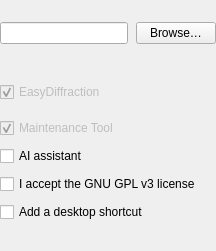
This is tools/installer/AssistantForm.ui in enhantica/edi as Qt 5 draws it before an edit. The edited form follows.
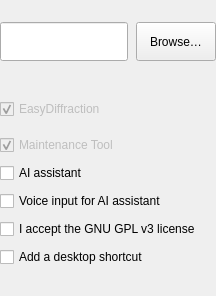
This is the edited form.

Commit message: Voice input preview build

```diff
--- a/tools/installer/AssistantForm.ui
+++ b/tools/installer/AssistantForm.ui
@@ -93,6 +93,14 @@
      <property name="visible">
       <bool>false</bool>
      </property>
+     <!-- Never shorter than the field and Browse (37 px inside a 1 px border, Installer.qss), so the space line
+          under it cannot overlap them. -->
+     <property name="minimumSize">
+      <size>
+       <width>0</width>
+       <height>39</height>
+      </size>
+     </property>
      <layout class="QHBoxLayout" name="FolderRow">
       <property name="spacing">
        <number>8</number>
@@ -111,6 +119,12 @@
       </property>
       <item>
        <widget class="QLineEdit" name="FolderLineEdit">
+        <property name="minimumSize">
+         <size>
+          <width>0</width>
+          <height>39</height>
+         </size>
+        </property>
         <property name="accessibleName">
          <string>Install to</string>
         </property>
@@ -118,6 +132,12 @@
       </item>
       <item>
        <widget class="QPushButton" name="FolderBrowseButton">
+        <property name="minimumSize">
+         <size>
+          <width>0</width>
+          <height>39</height>
+         </size>
+        </property>
         <property name="text">
          <string>Browse…</string>
         </property>
@@ -347,6 +367,64 @@
      </layout>
     </widget>
    </item>
+   <!-- Voice input, under the AI assistant: shown where the installer has the component (Installer.qs). -->
+   <item>
+    <widget class="QWidget" name="VoiceRowGap">
+     <property name="minimumSize">
+      <size>
+       <width>0</width>
+       <height>8</height>
+      </size>
+     </property>
+     <property name="maximumSize">
+      <size>
+       <width>16777215</width>
+       <height>8</height>
+      </size>
+     </property>
+    </widget>
+   </item>
+   <item>
+    <widget class="QWidget" name="VoiceBox">
+     <property name="visible">
+      <bool>false</bool>
+     </property>
+     <layout class="QHBoxLayout" name="VoiceRow">
+      <property name="spacing">
+       <number>8</number>
+      </property>
+      <property name="leftMargin">
+       <number>0</number>
+      </property>
+      <property name="topMargin">
+       <number>0</number>
+      </property>
+      <property name="rightMargin">
+       <number>0</number>
+      </property>
+      <property name="bottomMargin">
+       <number>0</number>
+      </property>
+      <item>
+       <widget class="QCheckBox" name="VoiceCheckBox">
+        <property name="text">
+         <string>Voice input for AI assistant</string>
+        </property>
+       </widget>
+      </item>
+      <item>
+       <spacer name="VoiceSizeSpacer">
+        <property name="orientation">
+         <enum>Qt::Horizontal</enum>
+        </property>
+       </spacer>
+      </item>
+      <item>
+       <widget class="QLabel" name="VoiceSizeLabel"/>
+      </item>
+     </layout>
+    </widget>
+   </item>
    <item>
     <widget class="QWidget" name="LicenseRowGap">
      <property name="minimumSize">
```
Left out of the diff: 6 changed lines with no effect on the pictures. The commit also changes 74 other files.
